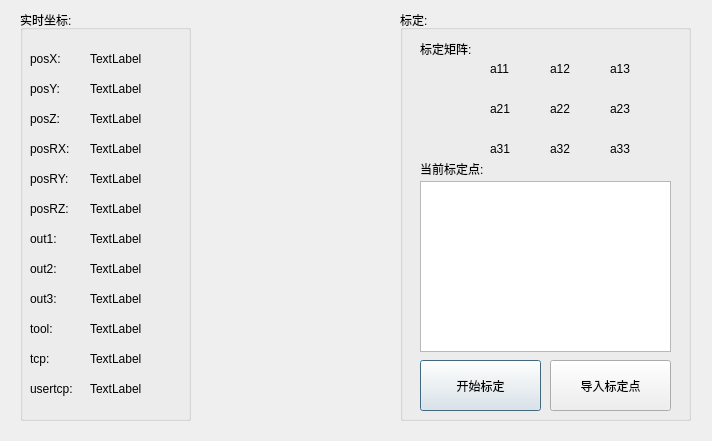
qubo188612/qtwelding, file pshowdlg.ui: the form before one commit.
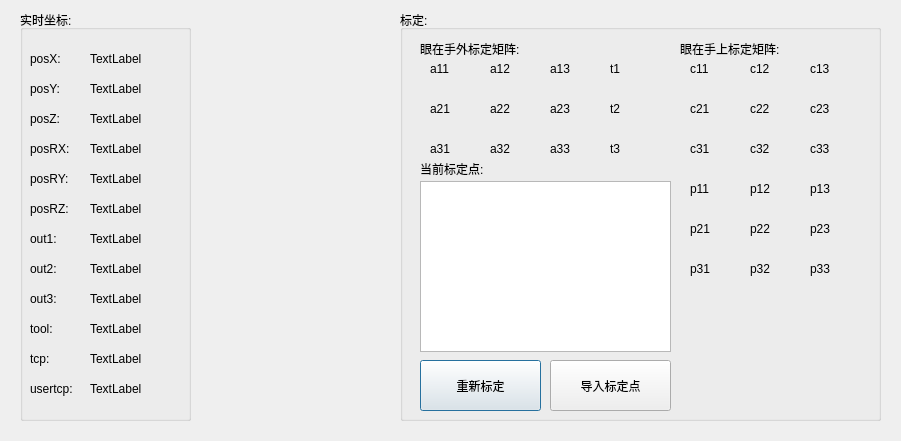
The form after the commit.

```diff
--- a/pshowdlg.ui
+++ b/pshowdlg.ui
@@ -6,7 +6,7 @@
    <rect>
     <x>0</x>
     <y>0</y>
-    <width>712</width>
+    <width>901</width>
     <height>441</height>
    </rect>
   </property>
@@ -343,7 +343,7 @@
     <rect>
      <x>400</x>
      <y>10</y>
-     <width>291</width>
+     <width>481</width>
      <height>411</height>
     </rect>
    </property>
@@ -360,7 +360,7 @@
      </rect>
     </property>
     <property name="text">
-     <string>开始标定</string>
+     <string>重新标定</string>
     </property>
    </widget>
    <widget class="QTextBrowser" name="textBrowser">
@@ -404,18 +404,18 @@
      <rect>
       <x>20</x>
       <y>30</y>
-      <width>91</width>
+      <width>131</width>
       <height>17</height>
      </rect>
     </property>
     <property name="text">
-     <string>标定矩阵:</string>
+     <string>眼在手外标定矩阵:</string>
     </property>
    </widget>
    <widget class="QLabel" name="a01_label">
     <property name="geometry">
      <rect>
-      <x>150</x>
+      <x>90</x>
       <y>50</y>
       <width>61</width>
       <height>17</height>
@@ -428,7 +428,7 @@
    <widget class="QLabel" name="a02_label">
     <property name="geometry">
      <rect>
-      <x>210</x>
+      <x>150</x>
       <y>50</y>
       <width>61</width>
       <height>17</height>
@@ -441,7 +441,7 @@
    <widget class="QLabel" name="a00_label">
     <property name="geometry">
      <rect>
-      <x>90</x>
+      <x>30</x>
       <y>50</y>
       <width>61</width>
       <height>17</height>
@@ -454,7 +454,7 @@
    <widget class="QLabel" name="a21_label">
     <property name="geometry">
      <rect>
-      <x>150</x>
+      <x>90</x>
       <y>130</y>
       <width>61</width>
       <height>17</height>
@@ -467,7 +467,7 @@
    <widget class="QLabel" name="a12_label">
     <property name="geometry">
      <rect>
-      <x>210</x>
+      <x>150</x>
       <y>90</y>
       <width>61</width>
       <height>17</height>
@@ -480,7 +480,7 @@
    <widget class="QLabel" name="a11_label">
     <property name="geometry">
      <rect>
-      <x>150</x>
+      <x>90</x>
       <y>90</y>
       <width>61</width>
       <height>17</height>
@@ -493,7 +493,7 @@
    <widget class="QLabel" name="a22_label">
     <property name="geometry">
      <rect>
-      <x>210</x>
+      <x>150</x>
       <y>130</y>
       <width>61</width>
       <height>17</height>
@@ -506,7 +506,7 @@
    <widget class="QLabel" name="a20_label">
     <property name="geometry">
      <rect>
-      <x>90</x>
+      <x>30</x>
       <y>130</y>
       <width>61</width>
       <height>17</height>
@@ -519,7 +519,7 @@
    <widget class="QLabel" name="a10_label">
     <property name="geometry">
      <rect>
-      <x>90</x>
+      <x>30</x>
       <y>90</y>
       <width>61</width>
       <height>17</height>
@@ -529,6 +529,292 @@
      <string>a21</string>
     </property>
    </widget>
+   <widget class="QLabel" name="t1_label">
+    <property name="geometry">
+     <rect>
+      <x>210</x>
+      <y>50</y>
+      <width>61</width>
+      <height>17</height>
+     </rect>
+    </property>
+    <property name="text">
+     <string>t1</string>
+    </property>
+   </widget>
+   <widget class="QLabel" name="t2_label">
+    <property name="geometry">
+     <rect>
+      <x>210</x>
+      <y>90</y>
+      <width>61</width>
+      <height>17</height>
+     </rect>
+    </property>
+    <property name="text">
+     <string>t2</string>
+    </property>
+   </widget>
+   <widget class="QLabel" name="t3_label">
+    <property name="geometry">
+     <rect>
+      <x>210</x>
+      <y>130</y>
+      <width>61</width>
+      <height>17</height>
+     </rect>
+    </property>
+    <property name="text">
+     <string>t3</string>
+    </property>
+   </widget>
+   <widget class="QLabel" name="label_15">
+    <property name="geometry">
+     <rect>
+      <x>280</x>
+      <y>30</y>
+      <width>131</width>
+      <height>17</height>
+     </rect>
+    </property>
+    <property name="text">
+     <string>眼在手上标定矩阵:</string>
+    </property>
+   </widget>
+   <widget class="QLabel" name="c21_label">
+    <property name="geometry">
+     <rect>
+      <x>350</x>
+      <y>130</y>
+      <width>61</width>
+      <height>17</height>
+     </rect>
+    </property>
+    <property name="text">
+     <string>c32</string>
+    </property>
+   </widget>
+   <widget class="QLabel" name="c01_label">
+    <property name="geometry">
+     <rect>
+      <x>350</x>
+      <y>50</y>
+      <width>61</width>
+      <height>17</height>
+     </rect>
+    </property>
+    <property name="text">
+     <string>c12</string>
+    </property>
+   </widget>
+   <widget class="QLabel" name="c10_label">
+    <property name="geometry">
+     <rect>
+      <x>290</x>
+      <y>90</y>
+      <width>61</width>
+      <height>17</height>
+     </rect>
+    </property>
+    <property name="text">
+     <string>c21</string>
+    </property>
+   </widget>
+   <widget class="QLabel" name="c22_label">
+    <property name="geometry">
+     <rect>
+      <x>410</x>
+      <y>130</y>
+      <width>61</width>
+      <height>17</height>
+     </rect>
+    </property>
+    <property name="text">
+     <string>c33</string>
+    </property>
+   </widget>
+   <widget class="QLabel" name="c20_label">
+    <property name="geometry">
+     <rect>
+      <x>290</x>
+      <y>130</y>
+      <width>61</width>
+      <height>17</height>
+     </rect>
+    </property>
+    <property name="text">
+     <string>c31</string>
+    </property>
+   </widget>
+   <widget class="QLabel" name="c11_label">
+    <property name="geometry">
+     <rect>
+      <x>350</x>
+      <y>90</y>
+      <width>61</width>
+      <height>17</height>
+     </rect>
+    </property>
+    <property name="text">
+     <string>c22</string>
+    </property>
+   </widget>
+   <widget class="QLabel" name="c02_label">
+    <property name="geometry">
+     <rect>
+      <x>410</x>
+      <y>50</y>
+      <width>61</width>
+      <height>17</height>
+     </rect>
+    </property>
+    <property name="text">
+     <string>c13</string>
+    </property>
+   </widget>
+   <widget class="QLabel" name="c00_label">
+    <property name="geometry">
+     <rect>
+      <x>290</x>
+      <y>50</y>
+      <width>61</width>
+      <height>17</height>
+     </rect>
+    </property>
+    <property name="text">
+     <string>c11</string>
+    </property>
+   </widget>
+   <widget class="QLabel" name="c12_label">
+    <property name="geometry">
+     <rect>
+      <x>410</x>
+      <y>90</y>
+      <width>61</width>
+      <height>17</height>
+     </rect>
+    </property>
+    <property name="text">
+     <string>c23</string>
+    </property>
+   </widget>
+   <widget class="QLabel" name="p22_label">
+    <property name="geometry">
+     <rect>
+      <x>410</x>
+      <y>250</y>
+      <width>61</width>
+      <height>17</height>
+     </rect>
+    </property>
+    <property name="text">
+     <string>p33</string>
+    </property>
+   </widget>
+   <widget class="QLabel" name="p00_label">
+    <property name="geometry">
+     <rect>
+      <x>290</x>
+      <y>170</y>
+      <width>61</width>
+      <height>17</height>
+     </rect>
+    </property>
+    <property name="text">
+     <string>p11</string>
+    </property>
+   </widget>
+   <widget class="QLabel" name="p10_label">
+    <property name="geometry">
+     <rect>
+      <x>290</x>
+      <y>210</y>
+      <width>61</width>
+      <height>17</height>
+     </rect>
+    </property>
+    <property name="text">
+     <string>p21</string>
+    </property>
+   </widget>
+   <widget class="QLabel" name="p02_label">
+    <property name="geometry">
+     <rect>
+      <x>410</x>
+      <y>170</y>
+      <width>61</width>
+      <height>17</height>
+     </rect>
+    </property>
+    <property name="text">
+     <string>p13</string>
+    </property>
+   </widget>
+   <widget class="QLabel" name="p01_label">
+    <property name="geometry">
+     <rect>
+      <x>350</x>
+      <y>170</y>
+      <width>61</width>
+      <height>17</height>
+     </rect>
+    </property>
+    <property name="text">
+     <string>p12</string>
+    </property>
+   </widget>
+   <widget class="QLabel" name="p12_label">
+    <property name="geometry">
+     <rect>
+      <x>410</x>
+      <y>210</y>
+      <width>61</width>
+      <height>17</height>
+     </rect>
+    </property>
+    <property name="text">
+     <string>p23</string>
+    </property>
+   </widget>
+   <widget class="QLabel" name="p11_label">
+    <property name="geometry">
+     <rect>
+      <x>350</x>
+      <y>210</y>
+      <width>61</width>
+      <height>17</height>
+     </rect>
+    </property>
+    <property name="text">
+     <string>p22</string>
+    </property>
+   </widget>
+   <widget class="QLabel" name="p21_label">
+    <property name="geometry">
+     <rect>
+      <x>350</x>
+      <y>250</y>
+      <width>61</width>
+      <height>17</height>
+     </rect>
+    </property>
+    <property name="text">
+     <string>p32</string>
+    </property>
+   </widget>
+   <widget class="QLabel" name="p20_label">
+    <property name="geometry">
+     <rect>
+      <x>290</x>
+      <y>250</y>
+      <width>61</width>
+      <height>17</height>
+     </rect>
+    </property>
+    <property name="text">
+     <string>p31</string>
+    </property>
+   </widget>
   </widget>
  </widget>
  <resources/>
```
